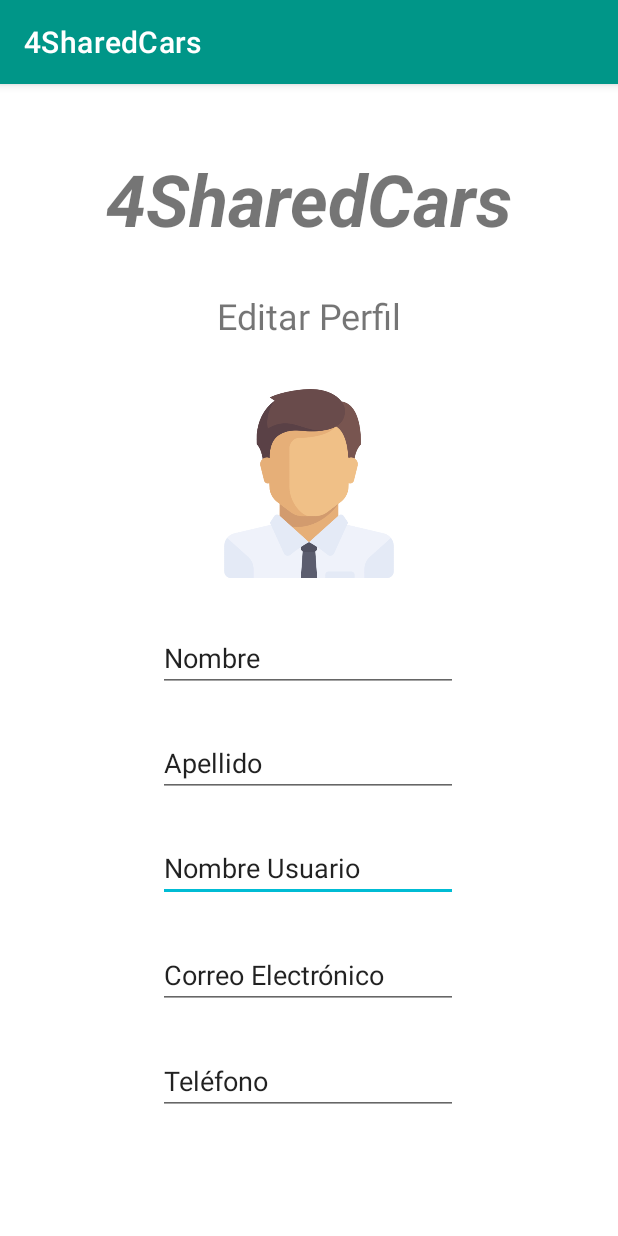
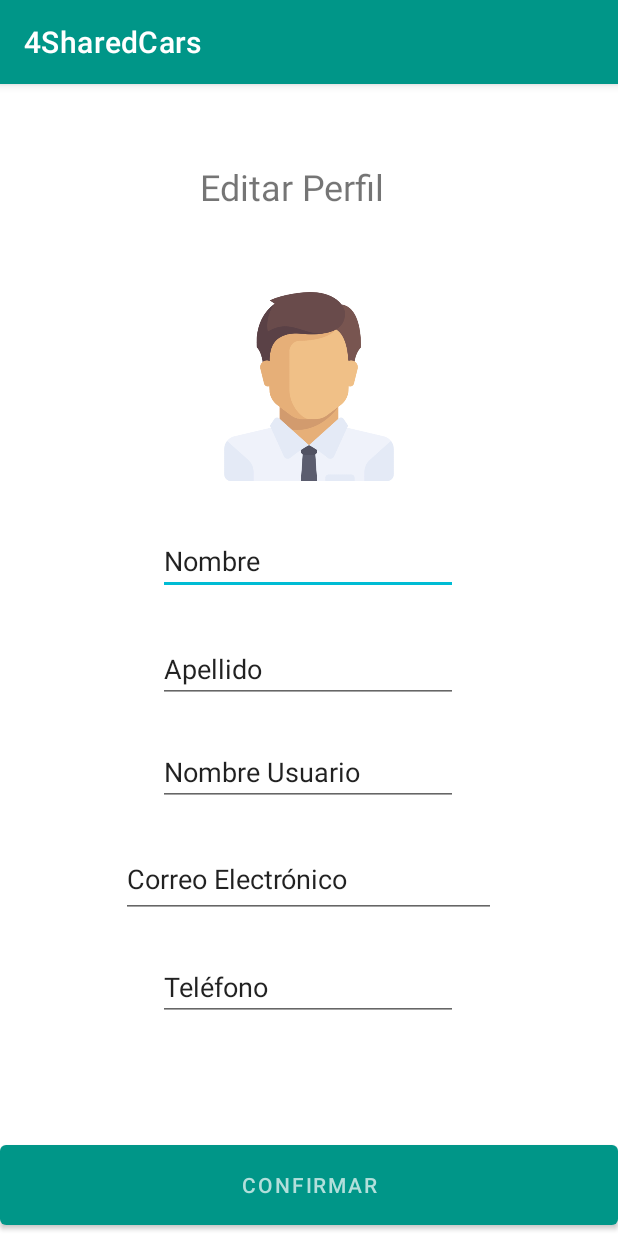
Before and after one commit to mikel-alvarez/4SharedCars, an Android app: the EditarUsuario screen opened directly, with no data from a screen before it, on a phone screen of 412 x 824 dp. Run offline under Robolectric (Android 15) with nearby library versions, the phone set to English and light mode, and no system bars; libraries missing offline, so code that uses them is left out: io.realm; 10 statements that could not run were skipped.

Commit message:
Activity Editar usuario finalizada

```diff
--- a/app/src/main/res/layout/activity_editar_usuario.xml
+++ b/app/src/main/res/layout/activity_editar_usuario.xml
@@ -6,19 +6,42 @@
     android:layout_height="match_parent"
     tools:context=".activites.EditarUsuario">
 
+    <ImageView
+        android:id="@+id/imgPerfilEditarUsuario"
+        android:layout_width="149dp"
+        android:layout_height="126dp"
+        android:src="@drawable/hombre"
+        app:layout_constraintBottom_toBottomOf="parent"
+        app:layout_constraintEnd_toEndOf="parent"
+        app:layout_constraintStart_toStartOf="parent"
+        app:layout_constraintTop_toTopOf="parent"
+        app:layout_constraintVertical_bias="0.216" />
+
+    <TextView
+        android:id="@+id/textView3"
+        android:layout_width="145dp"
+        android:layout_height="44dp"
+        android:text="Editar Perfil"
+        android:textSize="24sp"
+        app:layout_constraintBottom_toBottomOf="parent"
+        app:layout_constraintEnd_toEndOf="parent"
+        app:layout_constraintStart_toStartOf="parent"
+        app:layout_constraintTop_toTopOf="parent"
+        app:layout_constraintVertical_bias="0.072" />
+
     <EditText
-        android:id="@+id/txtNombreUsuarioEditarUsuario"
+        android:id="@+id/txtNombreEditarUsuario"
         android:layout_width="200dp"
         android:layout_height="44dp"
         android:ems="10"
         android:inputType="textPersonName"
-        android:text="Nombre Usuario"
+        android:text="Nombre"
         app:layout_constraintBottom_toBottomOf="parent"
         app:layout_constraintEnd_toEndOf="parent"
         app:layout_constraintHorizontal_bias="0.497"
         app:layout_constraintStart_toStartOf="parent"
         app:layout_constraintTop_toTopOf="parent"
-        app:layout_constraintVertical_bias="0.692"
+        app:layout_constraintVertical_bias="0.41"
         tools:ignore="TouchTargetSizeCheck" />
 
     <EditText
@@ -33,65 +56,28 @@
         app:layout_constraintHorizontal_bias="0.497"
         app:layout_constraintStart_toStartOf="parent"
         app:layout_constraintTop_toTopOf="parent"
-        app:layout_constraintVertical_bias="0.596"
+        app:layout_constraintVertical_bias="0.509"
         tools:ignore="TouchTargetSizeCheck" />
 
-    <ImageView
-        android:id="@+id/imgPerfilEditarUsuario"
-        android:layout_width="149dp"
-        android:layout_height="126dp"
-        android:src="@drawable/hombre"
-        app:layout_constraintBottom_toBottomOf="parent"
-        app:layout_constraintEnd_toEndOf="parent"
-        app:layout_constraintStart_toStartOf="parent"
-        app:layout_constraintTop_toTopOf="parent"
-        app:layout_constraintVertical_bias="0.317" />
-
-    <TextView
-        android:id="@+id/textView3"
-        android:layout_width="wrap_content"
-        android:layout_height="wrap_content"
-        android:text="Editar Perfil"
-        android:textSize="24sp"
-        app:layout_constraintBottom_toBottomOf="parent"
-        app:layout_constraintEnd_toEndOf="parent"
-        app:layout_constraintStart_toStartOf="parent"
-        app:layout_constraintTop_toTopOf="parent"
-        app:layout_constraintVertical_bias="0.188" />
-
-    <TextView
-        android:id="@+id/textView4"
-        android:layout_width="287dp"
-        android:layout_height="61dp"
-        android:text="@string/app_name"
-        android:textAlignment="center"
-        android:textSize="48sp"
-        android:textStyle="bold|italic"
-        app:layout_constraintBottom_toBottomOf="parent"
-        app:layout_constraintEnd_toEndOf="parent"
-        app:layout_constraintStart_toStartOf="parent"
-        app:layout_constraintTop_toTopOf="parent"
-        app:layout_constraintVertical_bias="0.062" />
-
     <EditText
-        android:id="@+id/txtNombreEditarUsuario"
+        android:id="@+id/txtNombreUsuarioEditarUsuario"
         android:layout_width="200dp"
         android:layout_height="44dp"
         android:ems="10"
         android:inputType="textPersonName"
-        android:text="Nombre"
+        android:text="Nombre Usuario"
         app:layout_constraintBottom_toBottomOf="parent"
         app:layout_constraintEnd_toEndOf="parent"
         app:layout_constraintHorizontal_bias="0.497"
         app:layout_constraintStart_toStartOf="parent"
         app:layout_constraintTop_toTopOf="parent"
-        app:layout_constraintVertical_bias="0.499"
+        app:layout_constraintVertical_bias="0.604"
         tools:ignore="TouchTargetSizeCheck" />
 
     <EditText
         android:id="@+id/txtCorreoEditarUsuario"
-        android:layout_width="200dp"
-        android:layout_height="44dp"
+        android:layout_width="250dp"
+        android:layout_height="52dp"
         android:ems="10"
         android:inputType="textEmailAddress"
         android:text="Correo Electrónico"
@@ -100,7 +86,7 @@
         app:layout_constraintHorizontal_bias="0.497"
         app:layout_constraintStart_toStartOf="parent"
         app:layout_constraintTop_toTopOf="parent"
-        app:layout_constraintVertical_bias="0.791"
+        app:layout_constraintVertical_bias="0.704"
         tools:ignore="TouchTargetSizeCheck" />
 
     <EditText
@@ -115,6 +101,18 @@
         app:layout_constraintHorizontal_bias="0.497"
         app:layout_constraintStart_toStartOf="parent"
         app:layout_constraintTop_toTopOf="parent"
-        app:layout_constraintVertical_bias="0.889"
+        app:layout_constraintVertical_bias="0.802"
         tools:ignore="TouchTargetSizeCheck" />
+
+    <Button
+        android:id="@+id/btnConfirmarEditarUsuario"
+        android:layout_width="match_parent"
+        android:layout_height="65dp"
+        android:text="Confirmar"
+        app:layout_constraintBottom_toBottomOf="parent"
+        app:layout_constraintEnd_toEndOf="parent"
+        app:layout_constraintHorizontal_bias="0.498"
+        app:layout_constraintStart_toStartOf="parent"
+        app:layout_constraintTop_toTopOf="parent"
+        app:layout_constraintVertical_bias="0.998" />
 </androidx.constraintlayout.widget.ConstraintLayout>
```
Also changed, not shown: app/src/main/java/com/mikelalvarez/a4sharedcars/activites/EditarUsuario.java (+39 -0 lines).
